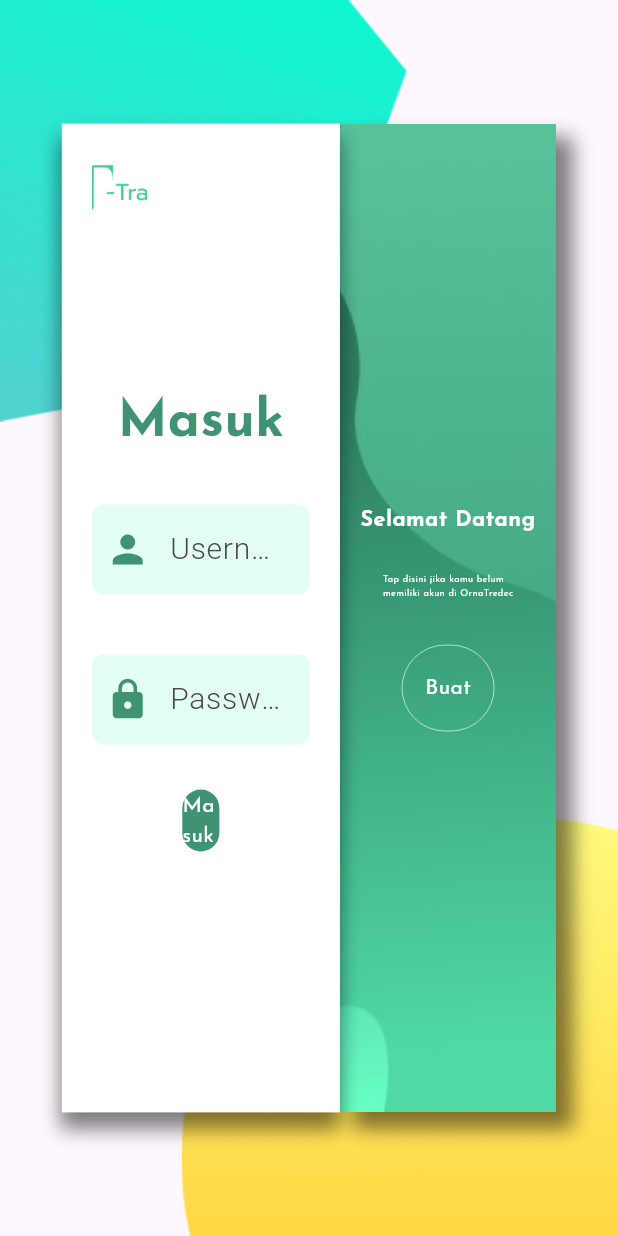
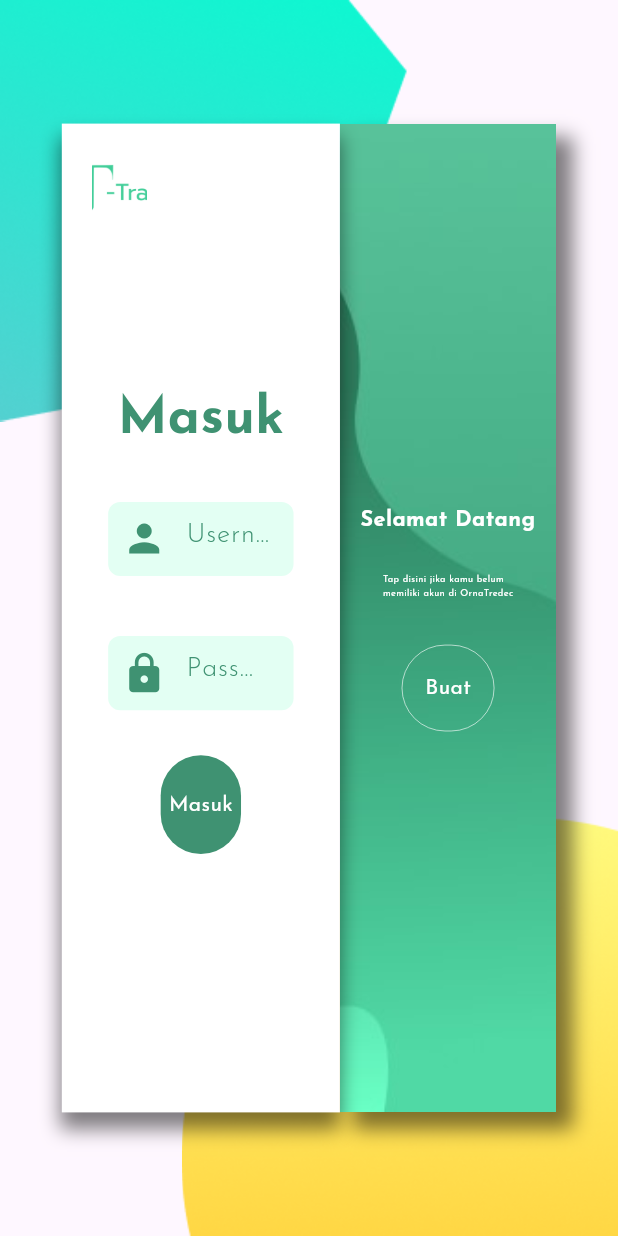
Before and after one commit to fikriymnn/ttrana_pos, a Flutter app: the screen it shows after launch, after a tap on "Buat", after a tap on "Masuk", on a phone screen of 412 x 824 dp. Run offline on Flutter 3.47's test engine with Material 3 defaults, Android fonts, the phone set to English and light mode, and no system bars; our stand-ins replace google_fonts.

Commit message:
Menambah register page

```diff
--- a/lib/costum_widget/costum_textfield.dart
+++ b/lib/costum_widget/costum_textfield.dart
@@ -1,4 +1,5 @@
 import 'package:flutter/material.dart';
+import 'package:google_fonts/google_fonts.dart';
 
 class TextFieldInpute extends StatelessWidget {
   final TextEditingController textEditingController;
@@ -16,9 +17,10 @@ class TextFieldInpute extends StatelessWidget {
 
   @override
   Widget build(BuildContext context) {
+    final size = MediaQuery.of(context).size;
     return Container(
-      width: 300, // Atur lebar
-      height: 60, // Atur tinggi
+      width: size.width * 0.3, // Atur lebar
+      height: size.height * 0.06, // Atur tinggi
       child: TextField(
         obscureText: isPass,
         controller: textEditingController,
@@ -26,7 +28,11 @@ class TextFieldInpute extends StatelessWidget {
           fillColor: Color(0xFFE3FFF3),
           filled: true, // Agar fillColor terlihat
           hintText: hintText,
-          hintStyle: TextStyle(fontWeight: FontWeight.w300, fontSize: 20),
+          hintStyle: GoogleFonts.josefinSans(
+            fontWeight: FontWeight.w300,
+            fontSize: 18,
+            color: Color(0xff3F9272),
+          ),
           prefixIcon: prefixIcon, // Tambahkan ikon di kiri
 
           border: OutlineInputBorder(
--- a/lib/main.dart
+++ b/lib/main.dart
@@ -1,5 +1,5 @@
 import 'package:flutter/material.dart';
-import 'package:ttrana_pos/login.dart';
+import 'package:ttrana_pos/pages/login.dart';
 import 'package:ttrana_pos/pages/loginRegister.dart';
 
 void main() {
@@ -13,6 +13,7 @@ class MyApp extends StatelessWidget {
   @override
   Widget build(BuildContext context) {
     return MaterialApp(
+      debugShowCheckedModeBanner: false,
       title: 'Flutter Demo',
       theme: ThemeData(
         // This is the theme of your application.
--- a/lib/login.dart
+++ b/lib/pages/login.dart
@@ -74,8 +74,8 @@ class _LoginState extends State<Login> {
                 GestureDetector(
                   onTap: () {},
                   child: Container(
-                    width: size.width * 0.06,
-                    height: size.height * 0.05,
+                    width: size.width * 0.13,
+                    height: size.height * 0.08,
                     child: Align(
                       alignment: Alignment.center,
                       child: Text(
--- a/lib/pages/loginRegister.dart
+++ b/lib/pages/loginRegister.dart
@@ -1,6 +1,7 @@
 import 'package:flutter/material.dart';
 import 'package:google_fonts/google_fonts.dart';
-import 'package:ttrana_pos/login.dart';
+import 'package:ttrana_pos/pages/login.dart';
+import 'package:ttrana_pos/pages/register.dart';
 
 class LoginRegister extends StatefulWidget {
   @override
@@ -148,9 +149,7 @@ class _LoginRegisterScreenState extends State<LoginRegister> {
                           if (perubahan) ...[
                             Login(),
                           ] else ...[
-                            Text("register"),
-                            TextField(),
-                            TextField()
+                            RegisterPage(),
                           ],
                         ],
                       ),
--- /dev/null
+++ b/lib/pages/register.dart
@@ -0,0 +1,203 @@
+import 'package:flutter/material.dart';
+import 'package:google_fonts/google_fonts.dart';
+import 'package:ttrana_pos/costum_widget/costum_textfield.dart';
+
+class RegisterPage extends StatefulWidget {
+  const RegisterPage({super.key});
+
+  @override
+  State<RegisterPage> createState() => _RegisterPageState();
+}
+
+class _RegisterPageState extends State<RegisterPage> {
+  final TextEditingController emailController = TextEditingController();
+
+  final TextEditingController usernameController = TextEditingController();
+
+  final TextEditingController passController = TextEditingController();
+
+  final TextEditingController notelpController = TextEditingController();
+
+  String _selectedValue = 'Option 1';
+  @override
+  Widget build(BuildContext context) {
+    final size = MediaQuery.of(context).size;
+    return Column(
+      children: [
+        Row(
+          mainAxisAlignment: MainAxisAlignment.end,
+          children: [
+            Padding(
+              padding: const EdgeInsets.all(8.0),
+              child: Container(
+                width: size.width * 0.09,
+                height: size.height * 0.055,
+                child: Image.asset(
+                  "assets/images/Trana.png",
+                  fit: BoxFit.cover,
+                ),
+              ),
+            ),
+          ],
+        ),
+        Row(
+          mainAxisAlignment: MainAxisAlignment.center,
+          children: [
+            Column(
+              mainAxisAlignment: MainAxisAlignment.center,
+              children: [
+                Text(
+                  "Buat Akun",
+                  style: GoogleFonts.josefinSans(
+                    fontSize: 35,
+                    fontWeight: FontWeight.bold,
+                    color: Color(0xFF3F9272),
+                  ),
+                ),
+                SizedBox(
+                  height: 30,
+                ),
+                TextFieldInpute(
+                  textEditingController: usernameController,
+                  hintText: "Username",
+                  prefixIcon: Icon(
+                    Icons.person,
+                    color: Color(0xFF3F9272),
+                    size: 30,
+                  ),
+                ),
+                SizedBox(
+                  height: 20,
+                ),
+                TextFieldInpute(
+                  textEditingController: emailController,
+                  hintText: "Email",
+                  prefixIcon: Icon(
+                    Icons.message,
+                    color: Color(0xFF3F9272),
+                    size: 30,
+                  ),
+                ),
+                SizedBox(
+                  height: 20,
+                ),
+                TextFieldInpute(
+                  textEditingController: passController,
+                  hintText: "Password",
+                  prefixIcon: Icon(
+                    Icons.lock,
+                    color: Color(0xFF3F9272),
+                    size: 30,
+                  ),
+                ),
+                SizedBox(
+                  height: 20,
+                ),
+                TextFieldInpute(
+                  textEditingController: notelpController,
+                  hintText: "No Telepon",
+                  prefixIcon: Icon(
+                    Icons.phone,
+                    color: Color(0xFF3F9272),
+                    size: 30,
+                  ),
+                ),
+                SizedBox(
+                  height: 20,
+                ),
+                //Pilihan Role
+                Row(
+                  children: [
+                    Column(
+                      children: [
+                        //Teks
+                        Text(
+                          "Sebagai",
+                          style: GoogleFonts.josefinSans(
+                            fontSize: 20,
+                            fontWeight: FontWeight.w400,
+                            color: Color(0xff3F9272),
+                          ),
+                        )
+                      ],
+                    ),
+                    SizedBox(
+                      width: 25,
+                    ),
+                    //Radio
+                    Column(
+                      children: [
+                        Row(
+                          children: [
+                            Radio<String>(
+                              value: 'Option 1',
+                              groupValue: _selectedValue,
+                              onChanged: (String? value) {
+                                setState(() {
+                                  _selectedValue = value!;
+                                });
+                              },
+                            ),
+                            Text(
+                              "Kasir",
+                              style: GoogleFonts.josefinSans(
+                                fontSize: 15,
+                                fontWeight: FontWeight.w300,
+                                color: Color(0xff3F9272),
+                              ),
+                            ),
+                            Radio<String>(
+                              value: 'Option 2',
+                              groupValue: _selectedValue,
+                              onChanged: (String? value) {
+                                setState(() {
+                                  _selectedValue = value!;
+                                });
+                              },
+                            ),
+                            Text(
+                              "Admin",
+                              style: GoogleFonts.josefinSans(
+                                fontSize: 15,
+                                fontWeight: FontWeight.w300,
+                                color: Color(0xff3F9272),
+                              ),
+                            ),
+                          ],
+                        ),
+                      ],
+                    ),
+                  ],
+                ),
+
+                SizedBox(
+                  height: 20,
+                ),
+                GestureDetector(
+                  onTap: () {},
+                  child: Container(
+                    width: size.width * 0.13,
+                    height: size.height * 0.08,
+                    child: Align(
+                      alignment: Alignment.center,
+                      child: Text(
+                        "Buat",
+                        style: TextStyle(color: Colors.white),
+                      ),
+                    ),
+                    decoration: BoxDecoration(
+                      borderRadius: BorderRadius.horizontal(
+                          left: Radius.circular(50),
+                          right: Radius.circular(50)),
+                      color: Color(0xFF3F9272),
+                    ),
+                  ),
+                ),
+              ],
+            ),
+          ],
+        ),
+      ],
+    );
+  }
+}
```
